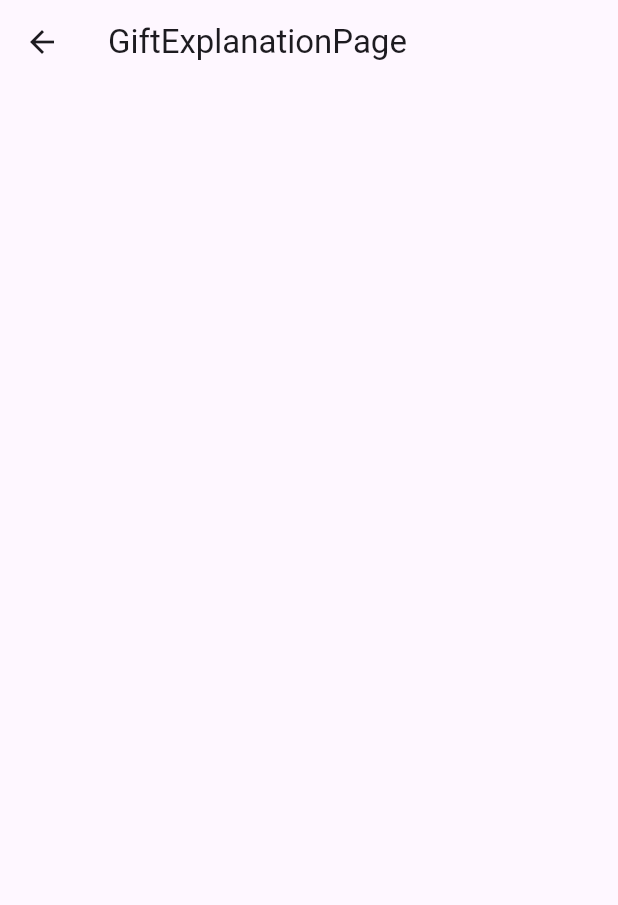
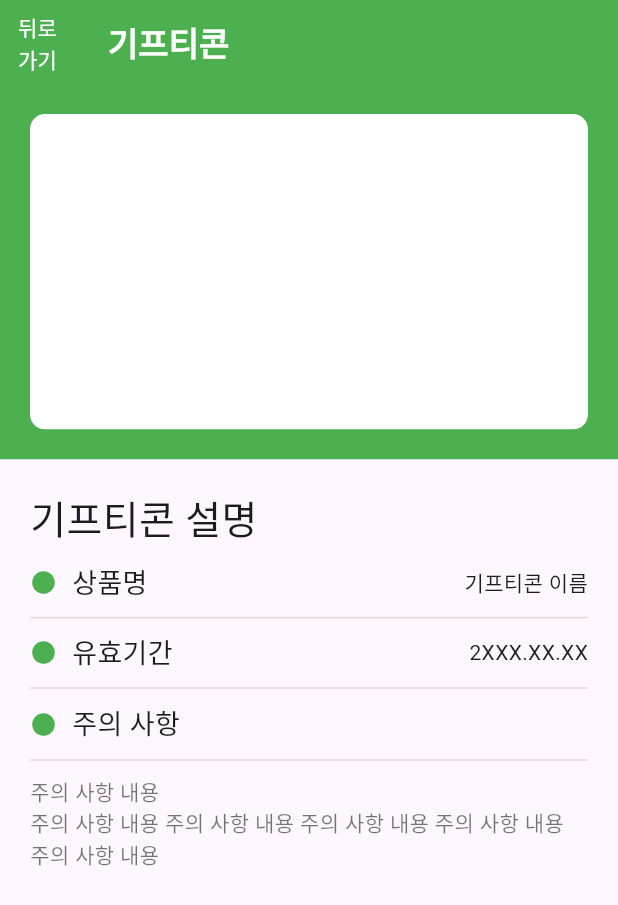
Before and after one commit to 23SmartRecycler/Smart-Recycler, a Flutter app: the GiftExplanationPage screen opened directly, on a phone screen of 412 x 824 dp. Shown: the top 905 px of the screen. Run offline on Flutter 3.47's test engine with Material 2 defaults, Android fonts, the phone set to English and light mode, and no system bars; our stand-ins replace step_progress_indicator; Roboto replaces fonts that are missing (Pretendard).

Commit message:
[Docs]GiftExplanation 화면 구성

```diff
--- a/lib/gift_explanation.dart
+++ b/lib/gift_explanation.dart
@@ -6,9 +6,126 @@ class GiftExplanationPage extends StatelessWidget {
   @override
   Widget build(BuildContext context) {
     return Scaffold(
-      appBar: AppBar(title: Text('GiftExplanationPage')),
-      body: Container(),
+      body: GiftExplanation(),
       bottomNavigationBar: BottomAppBar(),
     );
   }
 }
+
+class GiftExplanation extends StatefulWidget {
+  const GiftExplanation({super.key});
+
+  @override
+  State<GiftExplanation> createState() => _GiftExplanationState();
+}
+
+class _GiftExplanationState extends State<GiftExplanation> {
+  @override
+  Widget build(BuildContext context) {
+    return Scaffold(
+      appBar : AppBar(
+        backgroundColor: Colors.green,
+        leading: SizedBox(
+          width: 1000,
+          child: TextButton(onPressed: (){Navigator.pop(context);},
+            child: Text('뒤로 가기',style: TextStyle(color: Colors.white,),),
+          ),
+        ),
+        title: Text('기프티콘',style: TextStyle(color: Colors.white,fontFamily: 'Pretendard',fontWeight: FontWeight.w600)),
+      ),
+      body: Column(children: [
+        Flexible(flex:4, child:ItemImageBox()),
+        Flexible(flex:7, child: ItemExplanationBox()),
+      ],),
+    );
+  }
+}
+
+class ItemImageBox extends StatelessWidget {
+  const ItemImageBox({super.key});
+
+  @override
+  Widget build(BuildContext context) {
+    return Container(
+      color: Colors.green,
+      child: Container(
+        margin:EdgeInsets.fromLTRB(20, 20, 20, 20),
+        decoration: BoxDecoration(color: Colors.white, borderRadius: BorderRadius.circular(10)),
+      )
+    );
+  }
+}
+
+class ItemExplanationBox extends StatefulWidget {
+  const ItemExplanationBox({super.key});
+
+  @override
+  State<ItemExplanationBox> createState() => _ItemExplanationBoxState();
+}
+
+class _ItemExplanationBoxState extends State<ItemExplanationBox> {
+  @override
+  Widget build(BuildContext context) {
+    return Container(
+      alignment: Alignment.topLeft,
+      margin: EdgeInsets.all(20),
+      child: Column(crossAxisAlignment: CrossAxisAlignment.start,
+        children: [
+          Text('기프티콘 설명', style: TextStyle(fontSize: 26)),
+          /*
+          * 상품명
+          * */
+          Container(
+            decoration: BoxDecoration(border: BorderDirectional(bottom: BorderSide(color: Colors.black12))),
+            child: Row(
+              children: [
+                Icon(Icons.circle, color: Colors.green, size: 18,),
+                Flexible(fit: FlexFit.tight, child: Container(
+                      padding: EdgeInsets.only(left: 10), margin: EdgeInsets.symmetric(vertical: 10),
+                    child: Text('상품명', style: TextStyle(fontSize: 18))
+                  ),),
+               Text('기프티콘 이름'),
+              ],
+            ),
+          ),
+          /*
+          * 유효기간
+          * */
+          Container(
+            decoration: BoxDecoration(border: BorderDirectional(bottom: BorderSide(color: Colors.black12))),
+            child: Row(
+              children: [
+                Icon(Icons.circle, color: Colors.green, size: 18,),
+                Flexible(fit: FlexFit.tight, child: Container(
+                    padding: EdgeInsets.only(left: 10), margin: EdgeInsets.symmetric(vertical: 10),
+                    child: Text('유효기간', style: TextStyle(fontSize: 18))
+                ),),
+                Text('2XXX.XX.XX'),
+              ],
+            ),
+          ),
+          /*
+          * 주의 사항
+          * */
+          Container(
+            decoration: BoxDecoration(border: BorderDirectional(bottom: BorderSide(color: Colors.black12))),
+            child: Row(
+                  children: [
+                    Icon(Icons.circle, color: Colors.green, size: 18,),
+                    Flexible(fit: FlexFit.tight, child: Container(
+                        padding: EdgeInsets.only(left: 10), margin: EdgeInsets.symmetric(vertical: 10),
+                        child: Text('주의 사항', style: TextStyle(fontSize: 18))
+                    ),),
+                    Text(''),
+                  ],
+                ),
+            ),
+          // 주의 사항 내용
+          Container(margin: EdgeInsets.only(top: 10),
+            child: Text(style: TextStyle(color: Colors.black54),
+              '주의 사항 내용 \n주의 사항 내용 주의 사항 내용 주의 사항 내용 주의 사항 내용 주의 사항 내용')
+          ),
+      ],),
+    );
+  }
+}
```
